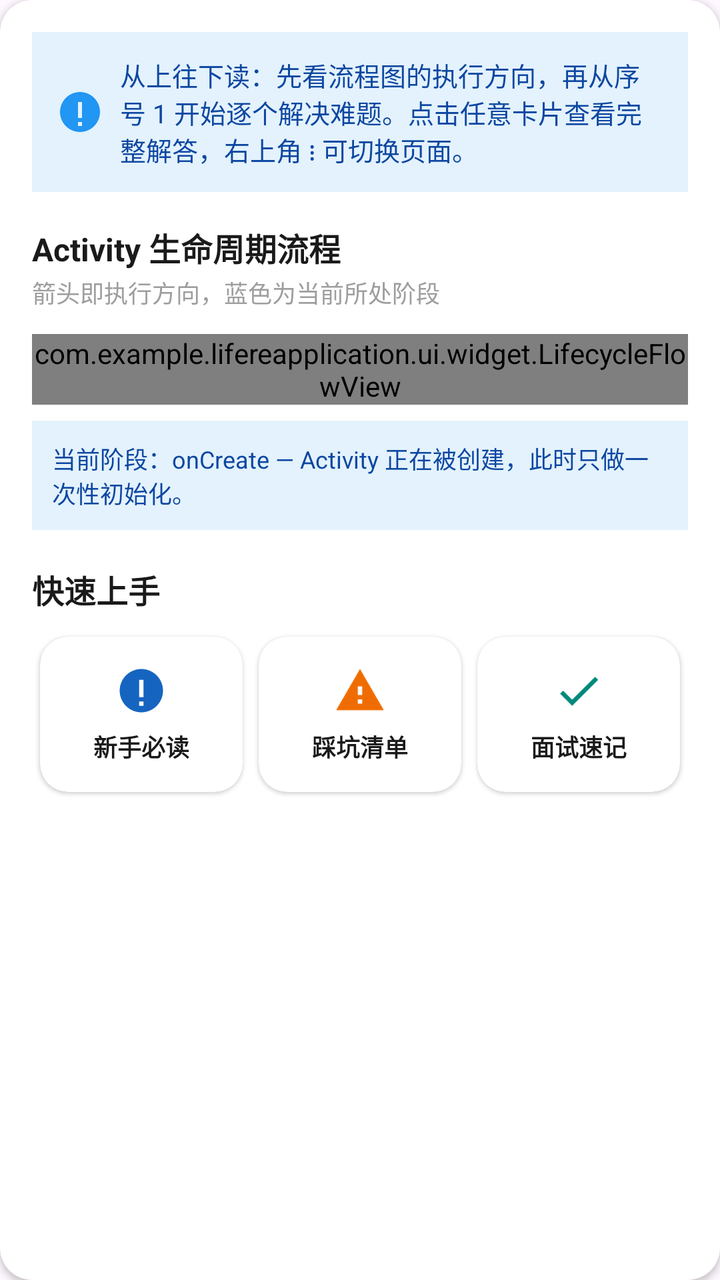
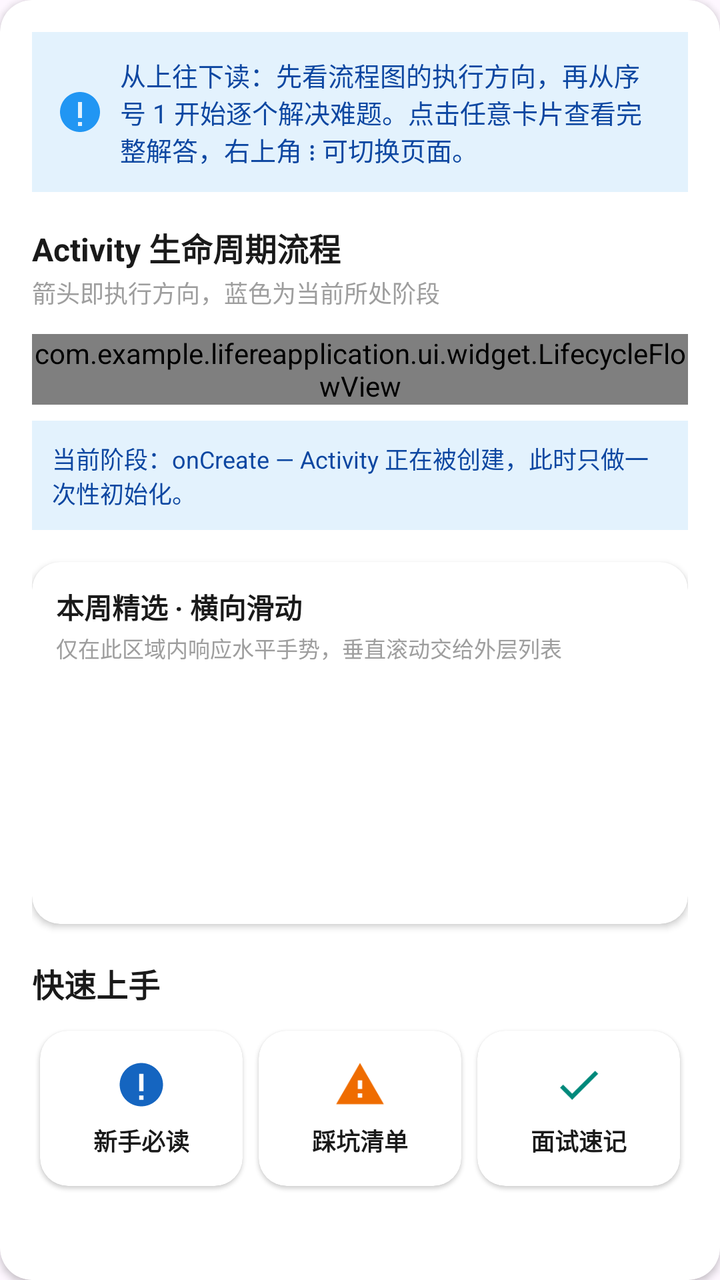

Screens rendered from an Android XML layout before and after an edit, with the pre-edit source and the edit as a unified diff.
<!-- AndroidManifest.xml: application theme Theme.LifeReApplication -->
<!-- res/layout/item_home_header.xml -->
<?xml version="1.0" encoding="utf-8"?>
<androidx.cardview.widget.CardView xmlns:android="http://schemas.android.com/apk/res/android"
    xmlns:app="http://schemas.android.com/apk/res-auto"
    android:layout_width="match_parent"
    android:layout_height="wrap_content"
    android:layout_marginStart="12dp"
    android:layout_marginTop="8dp"
    android:layout_marginEnd="12dp"
    android:layout_marginBottom="4dp"
    app:cardCornerRadius="16dp"
    app:cardElevation="2dp">

    <LinearLayout
        android:layout_width="match_parent"
        android:layout_height="wrap_content"
        android:orientation="vertical"
        android:padding="16dp">

        
        <TextView
            android:id="@+id/textGuide"
            android:layout_width="match_parent"
            android:layout_height="wrap_content"
            android:background="@color/bg_chip"
            android:drawableStart="@drawable/ic_info"
            android:drawablePadding="8dp"
            android:gravity="center_vertical"
            android:padding="12dp"
            android:text="@string/home_guide"
            android:textColor="@color/brand_primary_dark"
            android:textSize="13sp" />

        <TextView
            android:layout_width="match_parent"
            android:layout_height="wrap_content"
            android:layout_marginTop="16dp"
            android:text="Activity 生命周期流程"
            android:textColor="@color/text_primary"
            android:textSize="16sp"
            android:textStyle="bold" />

        <TextView
            android:layout_width="match_parent"
            android:layout_height="wrap_content"
            android:layout_marginTop="2dp"
            android:text="箭头即执行方向，蓝色为当前所处阶段"
            android:textColor="@color/text_hint"
            android:textSize="12sp" />

        <com.example.lifereapplication.ui.widget.LifecycleFlowView
            android:id="@+id/lifecycleFlow"
            android:layout_width="match_parent"
            android:layout_height="wrap_content"
            android:layout_marginTop="12dp" />

        <TextView
            android:id="@+id/textFlowHint"
            android:layout_width="match_parent"
            android:layout_height="wrap_content"
            android:layout_marginTop="8dp"
            android:background="@color/bg_chip"
            android:padding="10dp"
            android:text="@string/flow_hint_current"
            android:textColor="@color/brand_primary_dark"
            android:textSize="12sp" />

        
        <TextView
            android:layout_width="match_parent"
            android:layout_height="wrap_content"
            android:layout_marginTop="18dp"
            android:text="快速上手"
            android:textColor="@color/text_primary"
            android:textSize="16sp"
            android:textStyle="bold" />

        <LinearLayout
            android:layout_width="match_parent"
            android:layout_height="wrap_content"
            android:layout_marginTop="8dp"
            android:orientation="horizontal">

            <androidx.cardview.widget.CardView
                android:id="@+id/cardFirst"
                android:layout_width="0dp"
                android:layout_height="wrap_content"
                android:layout_margin="4dp"
                android:layout_weight="1"
                android:clickable="true"
                android:focusable="true"
                android:foreground="?android:attr/selectableItemBackground"
                app:cardCornerRadius="14dp"
                app:cardElevation="1dp">

                <LinearLayout
                    android:layout_width="match_parent"
                    android:layout_height="wrap_content"
                    android:gravity="center"
                    android:orientation="vertical"
                    android:padding="14dp">

                    <ImageView
                        android:layout_width="26dp"
                        android:layout_height="26dp"
                        android:src="@drawable/ic_info"
                        app:tint="@color/brand_primary" />

                    <TextView
                        android:layout_width="wrap_content"
                        android:layout_height="wrap_content"
                        android:layout_marginTop="6dp"
                        android:text="新手必读"
                        android:textColor="@color/text_primary"
                        android:textSize="12sp"
                        android:textStyle="bold" />

                </LinearLayout>

            </androidx.cardview.widget.CardView>

            <androidx.cardview.widget.CardView
                android:id="@+id/cardSecond"
                android:layout_width="0dp"
                android:layout_height="wrap_content"
                android:layout_margin="4dp"
                android:layout_weight="1"
                android:clickable="true"
                android:focusable="true"
                android:foreground="?android:attr/selectableItemBackground"
                app:cardCornerRadius="14dp"
                app:cardElevation="1dp">

                <LinearLayout
                    android:layout_width="match_parent"
                    android:layout_height="wrap_content"
                    android:gravity="center"
                    android:orientation="vertical"
                    android:padding="14dp">

                    <ImageView
                        android:layout_width="26dp"
                        android:layout_height="26dp"
                        android:src="@drawable/ic_warning"
                        app:tint="@color/brand_warn" />

                    <TextView
                        android:layout_width="wrap_content"
                        android:layout_height="wrap_content"
                        android:layout_marginTop="6dp"
                        android:text="踩坑清单"
                        android:textColor="@color/text_primary"
                        android:textSize="12sp"
                        android:textStyle="bold" />

                </LinearLayout>

            </androidx.cardview.widget.CardView>

            <androidx.cardview.widget.CardView
                android:id="@+id/cardThird"
                android:layout_width="0dp"
                android:layout_height="wrap_content"
                android:layout_margin="4dp"
                android:layout_weight="1"
                android:clickable="true"
                android:focusable="true"
                android:foreground="?android:attr/selectableItemBackground"
                app:cardCornerRadius="14dp"
                app:cardElevation="1dp">

                <LinearLayout
                    android:layout_width="match_parent"
                    android:layout_height="wrap_content"
                    android:gravity="center"
                    android:orientation="vertical"
                    android:padding="14dp">

                    <ImageView
                        android:layout_width="26dp"
                        android:layout_height="26dp"
                        android:src="@drawable/ic_success"
                        app:tint="@color/brand_accent" />

                    <TextView
                        android:layout_width="wrap_content"
                        android:layout_height="wrap_content"
                        android:layout_marginTop="6dp"
                        android:text="面试速记"
                        android:textColor="@color/text_primary"
                        android:textSize="12sp"
                        android:textStyle="bold" />

                </LinearLayout>

            </androidx.cardview.widget.CardView>

        </LinearLayout>

    </LinearLayout>

</androidx.cardview.widget.CardView>
<!-- resources referenced by this layout -->
<resources>
  <color name="bg_chip">#E3F2FD</color>
  <color name="brand_accent">#00897B</color>
  <color name="brand_primary">#1565C0</color>
  <color name="brand_primary_dark">#0D47A1</color>
  <color name="brand_warn">#EF6C00</color>
  <color name="text_hint">#9E9E9E</color>
  <color name="text_primary">#1A1A1A</color>
  <!-- drawable ic_info (drawable) -->
  <?xml version="1.0" encoding="utf-8"?>
  <vector xmlns:android="http://schemas.android.com/apk/res/android"
      android:width="24dp"
      android:height="24dp"
      android:viewportWidth="24"
      android:viewportHeight="24"
      android:tint="#2196F3">
      <path
          android:fillColor="@android:color/white"
          android:pathData="M12,2C6.48,2 2,6.48 2,12s4.48,10 10,10 10,-4.48 10,-10S17.52,2 12,2zM13,19h-2v-2h2v2zM13,15h-2L11,7h2v8z" />
  </vector>
  <!-- drawable ic_success (drawable) -->
  <?xml version="1.0" encoding="utf-8"?>
  <vector xmlns:android="http://schemas.android.com/apk/res/android"
      android:width="24dp"
      android:height="24dp"
      android:viewportWidth="24"
      android:viewportHeight="24"
      android:tint="#4CAF50">
      <path
          android:fillColor="@android:color/white"
          android:pathData="M9,16.17L4.83,12l-1.42,1.41L9,19 21,7l-1.41,-1.41z" />
  </vector>
  <!-- drawable ic_warning (drawable) -->
  <?xml version="1.0" encoding="utf-8"?>
  <vector xmlns:android="http://schemas.android.com/apk/res/android"
      android:width="24dp"
      android:height="24dp"
      android:viewportWidth="24"
      android:viewportHeight="24"
      android:tint="#FF9800">
      <path
          android:fillColor="@android:color/white"
          android:pathData="M1,21h22L12,2 1,21zM13,18h-2v-2h2v2zM13,14h-2v-4h2v4z" />
  </vector>
  <string name="flow_hint_current">当前阶段：onCreate — Activity 正在被创建，此时只做一次性初始化。</string>
  <string name="home_guide">从上往下读：先看流程图的执行方向，再从序号 1 开始逐个解决难题。点击任意卡片查看完整解答，右上角 ⋮ 可切换页面。</string>
  <style name="Theme.LifeReApplication" parent="Base.Theme.LifeReApplication" />
  <style name="Base.Theme.LifeReApplication" parent="Theme.Material3.DayNight.NoActionBar">
          <item name="colorPrimary">@color/brand_primary</item>
      </style>
</resources>

<!-- the commit's change to res/layout/item_home_header.xml (unified diff, before → after) -->
@@ -65,6 +65,15 @@
             android:textSize="12sp" />
 
         
+        <include
+            android:id="@+id/includeBanner"
+            layout="@layout/item_banner_section"
+            android:layout_width="match_parent"
+            android:layout_height="wrap_content"
+            android:layout_marginTop="16dp" />
+
+
+        
         <TextView
             android:layout_width="match_parent"
             android:layout_height="wrap_content"
@@ -199,3 +208,52 @@
     </LinearLayout>
 
 </androidx.cardview.widget.CardView>
+<!-- res/layout/item_banner_section.xml (included above) -->
+<?xml version="1.0" encoding="utf-8"?>
+<androidx.cardview.widget.CardView xmlns:android="http://schemas.android.com/apk/res/android"
+    xmlns:app="http://schemas.android.com/apk/res-auto"
+    android:layout_width="match_parent"
+    android:layout_height="wrap_content"
+    android:layout_marginStart="12dp"
+    android:layout_marginTop="12dp"
+    android:layout_marginEnd="12dp"
+    android:layout_marginBottom="4dp"
+    app:cardCornerRadius="14dp"
+    app:cardElevation="2dp">
+
+    <LinearLayout
+        android:layout_width="match_parent"
+        android:layout_height="wrap_content"
+        android:orientation="vertical"
+        android:padding="12dp">
+
+        <TextView
+            android:layout_width="wrap_content"
+            android:layout_height="wrap_content"
+            android:text="本周精选 · 横向滑动"
+            android:textColor="@color/text_primary"
+            android:textSize="14sp"
+            android:textStyle="bold" />
+
+        <TextView
+            android:layout_width="match_parent"
+            android:layout_height="wrap_content"
+            android:layout_marginTop="2dp"
+            android:text="仅在此区域内响应水平手势，垂直滚动交给外层列表"
+            android:textColor="@color/text_hint"
+            android:textSize="11sp" />
+
+        
+        <androidx.recyclerview.widget.RecyclerView
+            android:id="@+id/rvBanner"
+            android:layout_width="match_parent"
+            android:layout_height="108dp"
+            android:layout_marginTop="10dp"
+            android:clipToPadding="false"
+            android:orientation="horizontal"
+            android:overScrollMode="always"
+            android:paddingHorizontal="4dp" />
+
+    </LinearLayout>
+
+</androidx.cardview.widget.CardView>
